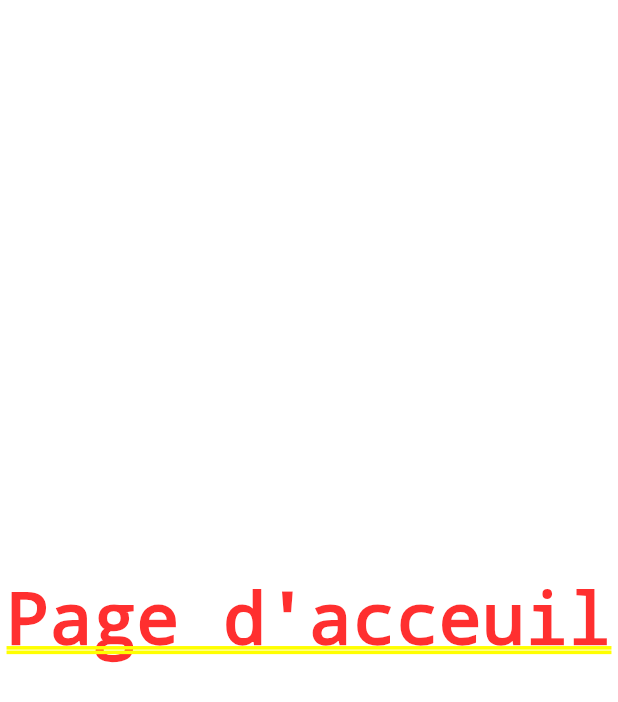
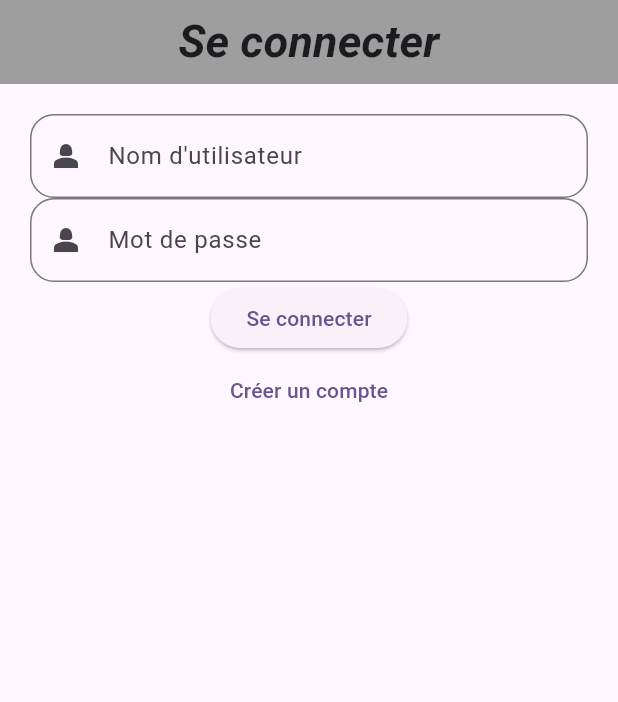
Before and after one commit to Abel-l99/KAR, a Flutter app: the screen it shows after launch, on a phone screen of 412 x 824 dp. Shown: the top 702 px of the screen. Run offline on Flutter 3.47's test engine with Material 3 defaults, Android fonts, the phone set to English and light mode, and no system bars; our stand-ins replace sqflite; accounts and stored records are empty.

Commit message:
interfaces de connexion et création de compte réussies

```diff
--- a/kar/lib/main.dart
+++ b/kar/lib/main.dart
@@ -1,4 +1,5 @@
 import 'package:flutter/material.dart';
+import 'package:kar/screens/account_screen.dart';
 import 'package:kar/screens/home_screen.dart';
 
 void main() async{
@@ -16,7 +17,7 @@ class MyApp extends StatelessWidget {
       theme: ThemeData(
         colorScheme: ColorScheme.fromSeed(seedColor: Colors.deepPurple),
       ),
-      home: HomeScreen(),
+      home: AccountScreen(),
     );
   }
 }
--- /dev/null
+++ b/kar/lib/screens/account_screen.dart
@@ -0,0 +1,219 @@
+import 'package:flutter/material.dart';
+
+class AccountScreen extends StatefulWidget {
+  const AccountScreen({super.key});
+
+  @override
+  State<AccountScreen> createState() => _AccountScreenState();
+}
+
+class _AccountScreenState extends State<AccountScreen> {
+  final _formKey =GlobalKey<FormState>();
+
+  final _usernameController =TextEditingController();
+  final _nomController =TextEditingController();
+  final _prenomsController =TextEditingController();
+  final _sexeController =TextEditingController();
+  final _ageController =TextEditingController();
+  final _ecoleController =TextEditingController();
+  final _passwordController =TextEditingController();
+  final _confirmPasswordController =TextEditingController();
+
+  bool _isLoading = false;
+  bool _forLogin = true;
+
+
+  @override
+  Widget build(BuildContext context) {
+    return SafeArea(
+        child: Scaffold(
+          appBar: AppBar(
+            backgroundColor: Colors.grey,
+            title: Text(
+              _forLogin ? "Se connecter" : "S'inscrire",
+              style: TextStyle(
+                  fontSize: 30,
+                  fontWeight: FontWeight.bold,
+                  fontStyle: FontStyle.italic
+              ),
+            ),
+            centerTitle: true,
+          ),
+
+          body: SingleChildScrollView(
+            padding: const EdgeInsets.all(20),
+            child: Form(
+              key: _formKey,
+              child: Column(
+                mainAxisAlignment: MainAxisAlignment.center,
+                children: [
+                  TextFormField(
+                    controller: _usernameController,
+                    decoration: InputDecoration(
+                      prefixIcon: const Icon(Icons.person_2),
+                      labelText: "Nom d'utilisateur",
+                      border: OutlineInputBorder(
+                          borderRadius: BorderRadius.circular(16.0),
+                          borderSide: BorderSide(color: Colors.cyan)
+                      ),
+                    ),
+                    validator: (value) {
+                      if (value == null || value.isEmpty) {
+                        return "Champ obligatoire";
+                      }
+                      return null;
+                    },
+                  ),
+
+                  if(!_forLogin) TextFormField(
+                    controller: _nomController,
+                    decoration: InputDecoration(
+                      prefixIcon: const Icon(Icons.person_2),
+                      labelText: "Nom",
+                      border: OutlineInputBorder(
+                          borderRadius: BorderRadius.circular(16.0),
+                          borderSide: BorderSide(color: Colors.cyan)
+                      ),
+                    ),
+                    validator: (value) {
+                      if (value == null || value.isEmpty) {
+                        return "Champ obligatoire";
+                      }
+                      return null;
+                    },
+                  ),
+
+                  if(!_forLogin) TextFormField(
+                    controller: _prenomsController,
+                    decoration: InputDecoration(
+                      prefixIcon: const Icon(Icons.person_2),
+                      labelText: "Prénoms",
+                      border: OutlineInputBorder(
+                          borderRadius: BorderRadius.circular(16.0),
+                          borderSide: BorderSide(color: Colors.cyan)
+                      ),
+                    ),
+                    validator: (value) {
+                      if (value == null || value.isEmpty) {
+                        return "Champ obligatoire";
+                      }
+                      return null;
+                    },
+                  ),
+
+                  if(!_forLogin) TextFormField(
+                    controller: _sexeController,
+                    decoration: InputDecoration(
+                      prefixIcon: const Icon(Icons.person_2),
+                      labelText: "sexe",
+                      border: OutlineInputBorder(
+                          borderRadius: BorderRadius.circular(16.0),
+                          borderSide: BorderSide(color: Colors.cyan)
+                      ),
+                    ),
+                    validator: (value) {
+                      if (value == null || value.isEmpty) {
+                        return "Champ obligatoire";
+                      }
+                      return null;
+                    },
+                  ),
+
+                  if(!_forLogin) TextFormField(
+                    controller: _ageController,
+                    decoration: InputDecoration(
+                      prefixIcon: const Icon(Icons.person_2),
+                      labelText: "Age",
+                      border: OutlineInputBorder(
+                          borderRadius: BorderRadius.circular(16.0),
+                          borderSide: BorderSide(color: Colors.cyan)
+                      ),
+                    ),
+                    validator: (value) {
+                      if (value == null || value.isEmpty) {
+                        return "Champ obligatoire";
+                      }
+                      return null;
+                    },
+                  ),
+
+                  if(!_forLogin) TextFormField(
+                    controller: _ecoleController,
+                    decoration: InputDecoration(
+                      prefixIcon: const Icon(Icons.person_2),
+                      labelText: "Ecole",
+                      border: OutlineInputBorder(
+                          borderRadius: BorderRadius.circular(16.0),
+                          borderSide: BorderSide(color: Colors.cyan)
+                      ),
+                    ),
+                    validator: (value) {
+                      if (value == null || value.isEmpty) {
+                        return "Champ obligatoire";
+                      }
+                      return null;
+                    },
+                  ),
+
+                  TextFormField(
+                    controller: _passwordController,
+                    decoration: InputDecoration(
+                      prefixIcon: const Icon(Icons.person_2),
+                      labelText: "Mot de passe",
+                      border: OutlineInputBorder(
+                          borderRadius: BorderRadius.circular(16.0),
+                          borderSide: BorderSide(color: Colors.cyan)
+                      ),
+                    ),
+                    validator: (value) {
+                      if (value == null || value.isEmpty) {
+                        return "Champ obligatoire";
+                      }
+                      return null;
+                    },
+                  ),
+
+                  if(!_forLogin) TextFormField(
+                    controller: _confirmPasswordController,
+                    decoration: InputDecoration(
+                      prefixIcon: const Icon(Icons.person_2),
+                      labelText: "Confirmation de mot de passe",
+                      border: OutlineInputBorder(
+                          borderRadius: BorderRadius.circular(16.0),
+                          borderSide: BorderSide(color: Colors.cyan)
+                      ),
+                    ),
+                    validator: (value) {
+                      if (value == null || value.isEmpty) {
+                        return "Champ obligatoire";
+                      }
+                      return null;
+                    },
+                  ),
+
+                  ElevatedButton(
+                    onPressed: () {
+                      if (_formKey.currentState!.validate()) {
+                        // Traiter la soumission du formulaire
+                      }
+                    },
+                    child: Text(_forLogin ? "Se connecter" : "S'inscrire"),
+                  ),
+
+                  TextButton(
+                    onPressed: () {
+                      setState(() {
+                        _forLogin = !_forLogin; // Change l'état
+                      });
+                    },
+                    child: Text(_forLogin ? "Créer un compte" : "Déjà un compte ?"),
+                  ),
+
+                ],
+              ),
+            ),
+          ),
+        )
+    );
+  }
+}
```
Also changed, not shown: kar/lib/screens/login_screen.dart (deleted), kar/lib/screens/register_screen.dart (deleted).
